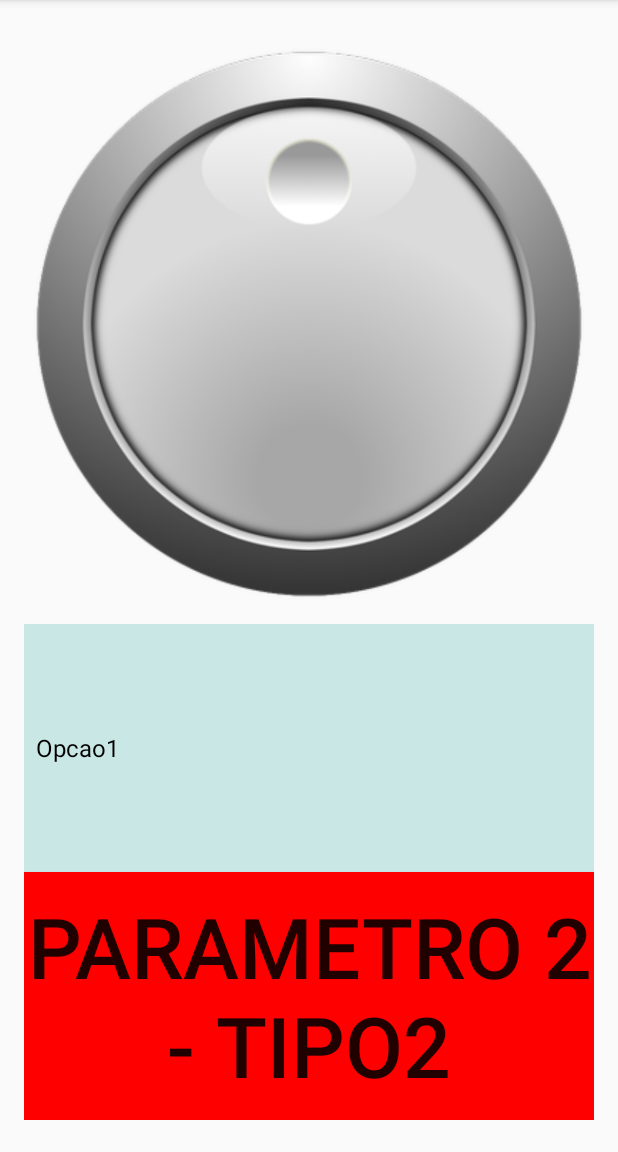
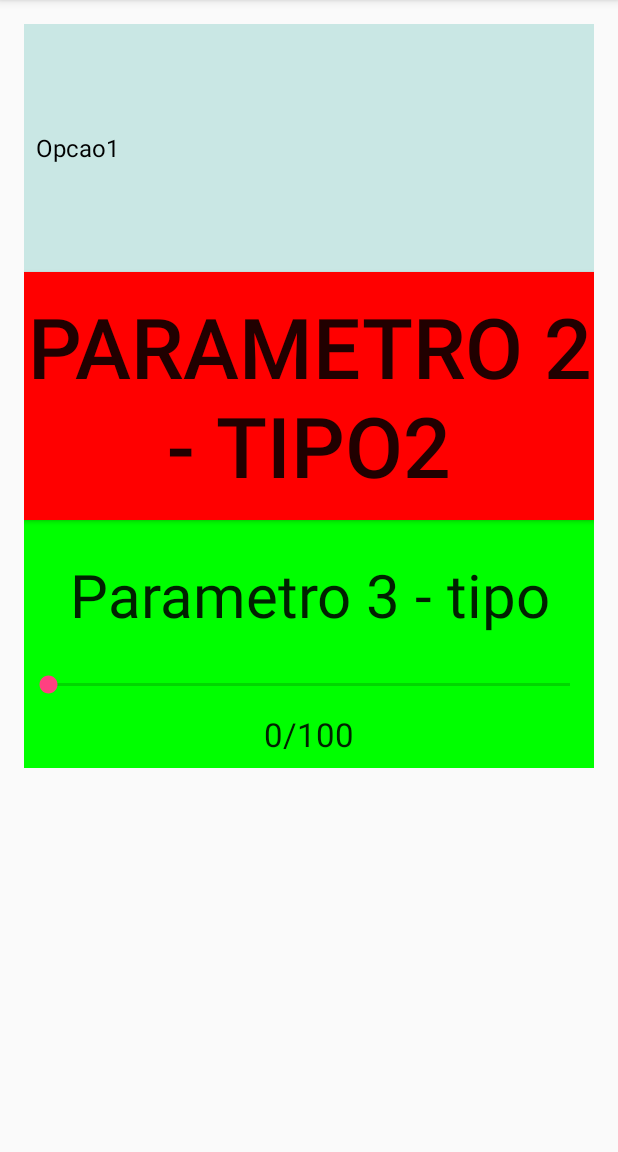
Before and after one commit to leonardo-scosta/PedalPi-Display-View, an Android app: the Main3Activity screen opened directly, with no data from a screen before it, on a phone screen of 412 x 824 dp, the part 84-1236 px from its top. Run offline under Robolectric (Android 15) with nearby library versions, the phone set to English and light mode, and no system bars.

Commit message:
Telas Feitas

```diff
--- a/app/src/main/java/com/pedalpi/pedalpi/Main3Activity.java
+++ b/app/src/main/java/com/pedalpi/pedalpi/Main3Activity.java
@@ -4,18 +4,20 @@ import android.support.v7.app.AppCompatActivity;
 import android.os.Bundle;
 import android.view.View;
 import android.widget.ArrayAdapter;
+import android.widget.SeekBar;
 import android.widget.Spinner;
+import android.widget.TextView;
 import android.widget.Toast;
 import android.widget.ToggleButton;
 
-import com.pedalpi.pedalpi.componente.RotaryKnob;
 
 
 public class Main3Activity extends AppCompatActivity {
 
     Spinner parametro1;
-
     ToggleButton toggleButton1;
+    SeekBar seekBar;
+    TextView textView;
 
     @Override
     protected void onCreate(Bundle savedInstanceState) {
@@ -25,10 +27,6 @@ public class Main3Activity extends AppCompatActivity {
         parametro1 = (Spinner) findViewById(R.id.spinner);
         ArrayAdapter adapter = ArrayAdapter.createFromResource(this,R.array.Parâmetro_1,android.R.layout.simple_spinner_dropdown_item);
         parametro1.setAdapter(adapter);
-
-
-        RotaryKnob knob = (RotaryKnob) findViewById(R.id.knob);
-        knob.setImageResource(R.drawable.botao);
 
 
         //parametro 1 - plugin 1
@@ -46,5 +44,42 @@ public class Main3Activity extends AppCompatActivity {
             }
         });
         //parametro 2 - plugin 1
+        seekbar();
     }
+    //parametro 3 - plugin 1
+    public void seekbar(){
+        seekBar = (SeekBar) findViewById(R.id.seekBar);
+        textView = (TextView) findViewById(R.id.textView2);
+        textView.setText(seekBar.getProgress() + "/" +seekBar.getMax());
+
+
+
+        seekBar.setOnSeekBarChangeListener(
+                new SeekBar.OnSeekBarChangeListener(){
+                    //double progress_value;
+                    int progress_value;
+                    @Override
+                    public void onProgressChanged(SeekBar seekBar, int progress, boolean fromUser) {
+                        //progress_value = ((double) progress);
+                        progress_value = progress;
+                        //textView.setText(progress/100.0 + "/" +seekBar.getMax()/100);
+                        textView.setText(progress + "/" +seekBar.getMax());
+
+                        //Toast.makeText(Main3Activity.this,"Parametro alterado!",Toast.LENGTH_SHORT).show();
+                    }
+                    @Override
+                    public void onStartTrackingTouch(SeekBar seekBar) {
+
+                    }
+                    @Override
+                    public void onStopTrackingTouch(SeekBar seekBar) {
+                        //textView.setText(progress_value/100.0 + "/" +seekBar.getMax()/100);
+                        textView.setText(progress_value + "/" +seekBar.getMax());
+                    }
+                }
+
+        );
+    }
+    //parametro 3 - plugin 1
+
 }
--- a/app/src/main/res/layout/activity_main3.xml
+++ b/app/src/main/res/layout/activity_main3.xml
@@ -12,29 +12,14 @@
 
     <ScrollView
         android:layout_width="fill_parent"
-        android:layout_height="fill_parent">
+        android:layout_height="fill_parent"
+        android:layout_alignParentTop="false"
+        android:layout_alignParentLeft="false"
+        android:layout_alignParentRight="false">
     <LinearLayout
             android:layout_width="fill_parent"
             android:layout_height="fill_parent"
             android:orientation="vertical">
-            <!--<no.kapelrud.RotaryKnob
-                android:layout_width="wrap_content"
-                android:layout_height="wrap_content"
-                app:minValue="0"
-                app:maxValue="1"
-                app:value="50"
-                app:valueColor="@color/red"
-                app:numSteps="10" />-->
-            <com.pedalpi.pedalpi.componente.RotaryKnob
-                android:id="@+id/knob"
-                android:layout_width="wrap_content"
-                android:layout_height="wrap_content"
-                />
-        <!--<ImageView
-            android:layout_width="wrap_content"
-            android:layout_height="wrap_content"
-            android:scr="@drawable/my_btn_toggle"/>-->
-
             <Spinner
                 android:layout_width="fill_parent"
                 android:layout_height="165dp"
@@ -56,9 +41,40 @@
                 android:background="@drawable/my_btn_toggle"
                 android:checked="false"
                 android:textSize="@dimen/abc_action_bar_default_height_material" />
+                <!--android:background="@drawable/my_btn_toggle"-->
+            <TextView
+                android:layout_width="fill_parent"
+                android:layout_height="100dp"
+                android:textAppearance="?android:attr/textAppearanceLarge"
+                android:text="Parametro 3 - tipo"
+                android:gravity="center"
+                android:id="@+id/textView"
+                android:background="@color/green"
+                android:layout_gravity="center_horizontal"
+                android:textSize="40dp"/>
 
-                <!--android:background="@drawable/my_btn_toggle"-->
+            <SeekBar
+                android:layout_width="fill_parent"
+                android:layout_height="20dp"
+                android:id="@+id/seekBar"
+                android:layout_alignParentBottom="true"
+                android:layout_alignParentLeft="true"
+                android:layout_alignParentStart="true"
+                android:background="@color/green"
+
+                />
+            <TextView
+                android:layout_width="fill_parent"
+                android:layout_height="45dp"
+                android:text="0/100"
+                android:id="@+id/textView2"
+                android:gravity="center"
+                android:textAppearance="?android:attr/textAppearanceLarge"
+                android:layout_alignParentBottom="true"
+                android:layout_alignParentLeft="true"
+                android:layout_alignParentStart="true"
+                android:background="@color/green"/>
+
         </LinearLayout>
     </ScrollView>
-
 </RelativeLayout>
```
Also changed, not shown: app/src/main/java/com/pedalpi/pedalpi/componente/RotaryKnob.java (deleted, +0 -205 lines), app/src/main/res/drawable/botao.png (deleted).
